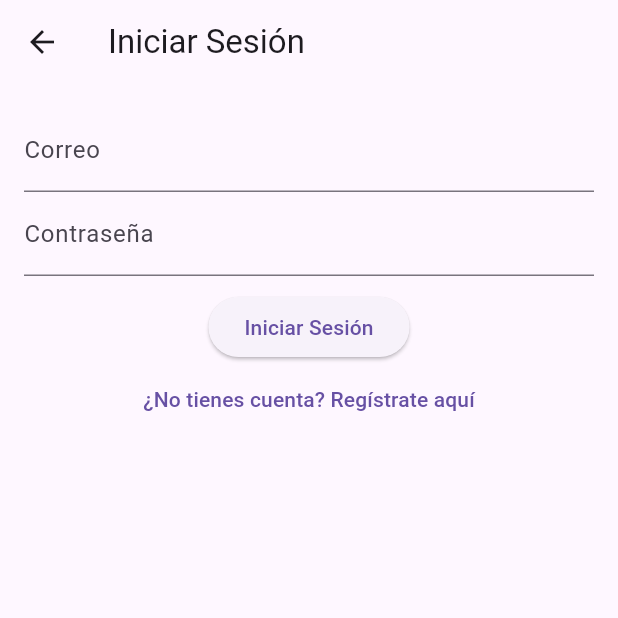
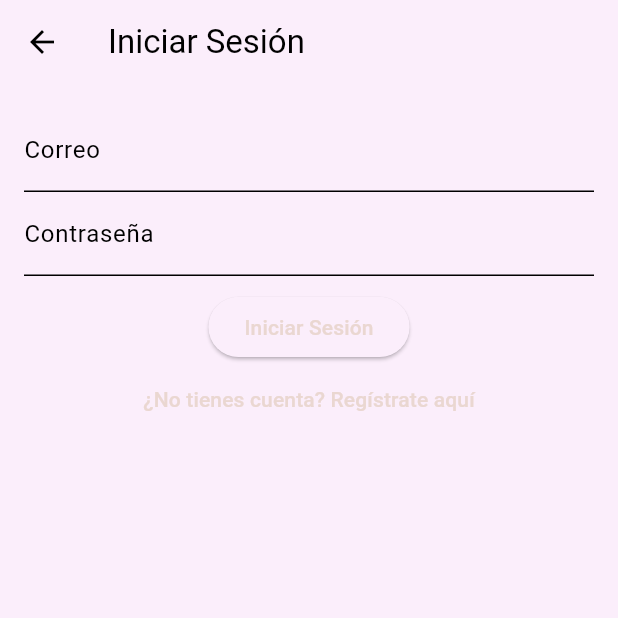
Before and after one commit to Carol-88/LibraryApp, a Flutter app: the screen it shows after launch, after a tap on the "login" icon, on a phone screen of 412 x 824 dp, the top half of it. Run offline on Flutter 3.47's test engine with Material 3 defaults, Android fonts, the phone set to English and light mode, and no system bars; our stand-ins replace cloud_firestore, firebase_auth, firebase_core, google_fonts; accounts and stored records are empty.

Commit message:
playing with colors

```diff
--- /dev/null
+++ b/lib/app_styles.dart
@@ -0,0 +1,37 @@
+import 'package:flutter/material.dart';
+
+class AppColors {
+  static const primary = Color.fromARGB(255, 251, 238, 251);
+  static const secondary = Color(0xFFEAD7D1);
+  static const accent = Color(0xFFDD99BB);
+  static const dark = Color(0xFF7B506F);
+  static const background = Color(0xFF1F1A38);
+}
+
+class AppStyles {
+  static ThemeData lightTheme({
+    required Color backgroundColor,
+    Color? primaryColor,
+    Color? secondaryColor,
+  }) {
+    return ThemeData(
+      scaffoldBackgroundColor: backgroundColor,
+      colorScheme: ColorScheme.light(
+        primary: primaryColor ?? AppColors.primary,
+        secondary: secondaryColor ?? AppColors.secondary,
+        surface: backgroundColor,
+        onSurface: Colors.black,
+        error: Colors.red,
+      ),
+      appBarTheme: AppBarTheme(
+        backgroundColor: backgroundColor,
+        foregroundColor: Colors.black,
+      ),
+      textTheme: TextTheme(
+        bodyLarge: TextStyle(color: Colors.black),
+        bodyMedium: TextStyle(color: Colors.black54),
+        bodySmall: TextStyle(color: Colors.black38),
+      ),
+    );
+  }
+}
--- a/lib/main.dart
+++ b/lib/main.dart
@@ -1,5 +1,6 @@
 import 'package:firebase_core/firebase_core.dart';
 import 'package:flutter/material.dart';
+import 'package:library_app/app_styles.dart';
 import 'package:library_app/screens/home_screen.dart';
 import 'package:library_app/screens/login_screen.dart';
 import 'package:library_app/screens/register_screen.dart';
@@ -17,8 +18,11 @@ class MyApp extends StatelessWidget {
     return MaterialApp(
       debugShowCheckedModeBanner: false,
       title: 'Library App',
-      theme: ThemeData(primarySwatch: Colors.deepPurple),
-      initialRoute: '/home', // Ruta inicial siempre será HomeScreen
+      theme: AppStyles.lightTheme(
+          backgroundColor: AppColors.primary,
+          primaryColor: AppColors.secondary,
+          secondaryColor: AppColors.accent),
+      initialRoute: '/home',
       routes: {
         '/home': (context) => HomeScreen(),
         '/login': (context) => LoginScreen(),
--- a/lib/screens/book_detail_screen.dart
+++ b/lib/screens/book_detail_screen.dart
@@ -90,15 +90,18 @@ class BookDetailScreen extends StatelessWidget {
                   children: [
                     ElevatedButton(
                       onPressed: () => _addToList('favoritos', context),
-                      child: Text('Favoritos'),
+                      child: Text('Favoritos',
+                          style: TextStyle(color: Colors.black)),
                     ),
                     ElevatedButton(
                       onPressed: () => _addToList('pendientes', context),
-                      child: Text('Pendientes'),
+                      child: Text('Pendientes',
+                          style: TextStyle(color: Colors.black)),
                     ),
                     ElevatedButton(
                       onPressed: () => _addToList('leídos', context),
-                      child: Text('Leídos'),
+                      child:
+                          Text('Leídos', style: TextStyle(color: Colors.black)),
                     ),
                   ],
                 ),
--- a/lib/screens/home_screen.dart
+++ b/lib/screens/home_screen.dart
@@ -1,9 +1,9 @@
 import 'package:firebase_auth/firebase_auth.dart';
 import 'package:flutter/material.dart';
 import 'package:google_fonts/google_fonts.dart';
+import 'package:library_app/app_styles.dart';
 import 'package:library_app/screens/book_detail_screen.dart';
 import 'package:library_app/services/open_library_service.dart';
-import 'package:library_app/theme.dart';
 
 class HomeScreen extends StatefulWidget {
   @override
@@ -61,26 +61,26 @@ class HomeScreenState extends State<HomeScreen> {
         actions: [
           if (user == null) ...[
             IconButton(
-              icon: Icon(Icons.login),
+              icon: Icon(Icons.login, color: AppColors.secondary),
               onPressed: () {
                 Navigator.pushNamed(context, '/login');
               },
             ),
             IconButton(
-              icon: Icon(Icons.person_add),
+              icon: Icon(Icons.person_add, color: AppColors.secondary),
               onPressed: () {
                 Navigator.pushNamed(context, '/register');
               },
             ),
           ] else ...[
             IconButton(
-              icon: Icon(Icons.person),
+              icon: Icon(Icons.person, color: AppColors.secondary),
               onPressed: () {
                 Navigator.pushNamed(context, '/user');
               },
             ),
             IconButton(
-              icon: Icon(Icons.logout),
+              icon: Icon(Icons.logout, color: AppColors.secondary),
               onPressed: _logout,
             ),
           ],
@@ -96,7 +96,7 @@ class HomeScreenState extends State<HomeScreen> {
                 labelText: 'Buscar libros',
                 border: OutlineInputBorder(),
                 suffixIcon: IconButton(
-                  icon: Icon(Icons.search),
+                  icon: Icon(Icons.search, color: AppColors.dark),
                   onPressed: _searchBooks,
                 ),
               ),
@@ -115,7 +115,10 @@ class HomeScreenState extends State<HomeScreen> {
                                   'https://covers.openlibrary.org/b/id/${book['cover']}-S.jpg',
                                   width: 50,
                                 )
-                              : Icon(Icons.book),
+                              : Icon(
+                                  Icons.book,
+                                  color: AppColors.dark,
+                                ),
                           title: Text(book['title'] ?? 'Título desconocido'),
                           subtitle: Text(book['author'] ?? 'Autor desconocido'),
                           onTap: () {
--- a/lib/theme.dart
+++ /dev/null
@@ -1,9 +0,0 @@
-import 'package:flutter/material.dart';
-
-class AppColors {
-  static const primary = Color(0xFFDBCDC6);
-  static const secondary = Color(0xFFEAD7D1);
-  static const accent = Color(0xFFDD99BB);
-  static const dark = Color(0xFF7B506F);
-  static const background = Color(0xFF1F1A38);
-}
```
